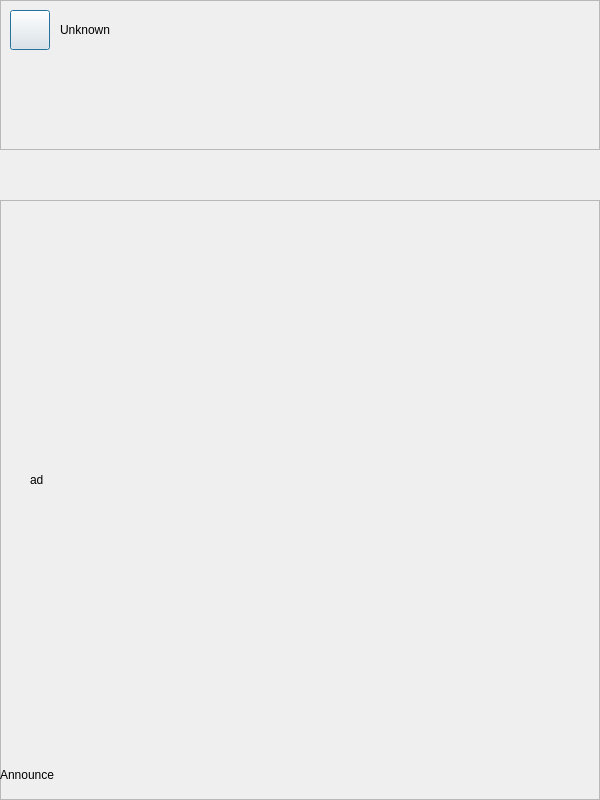
Above: QT/Maro/maindialog.ui from leejk91/CPlusPlus_Practice before the change. Below: the same form after it.
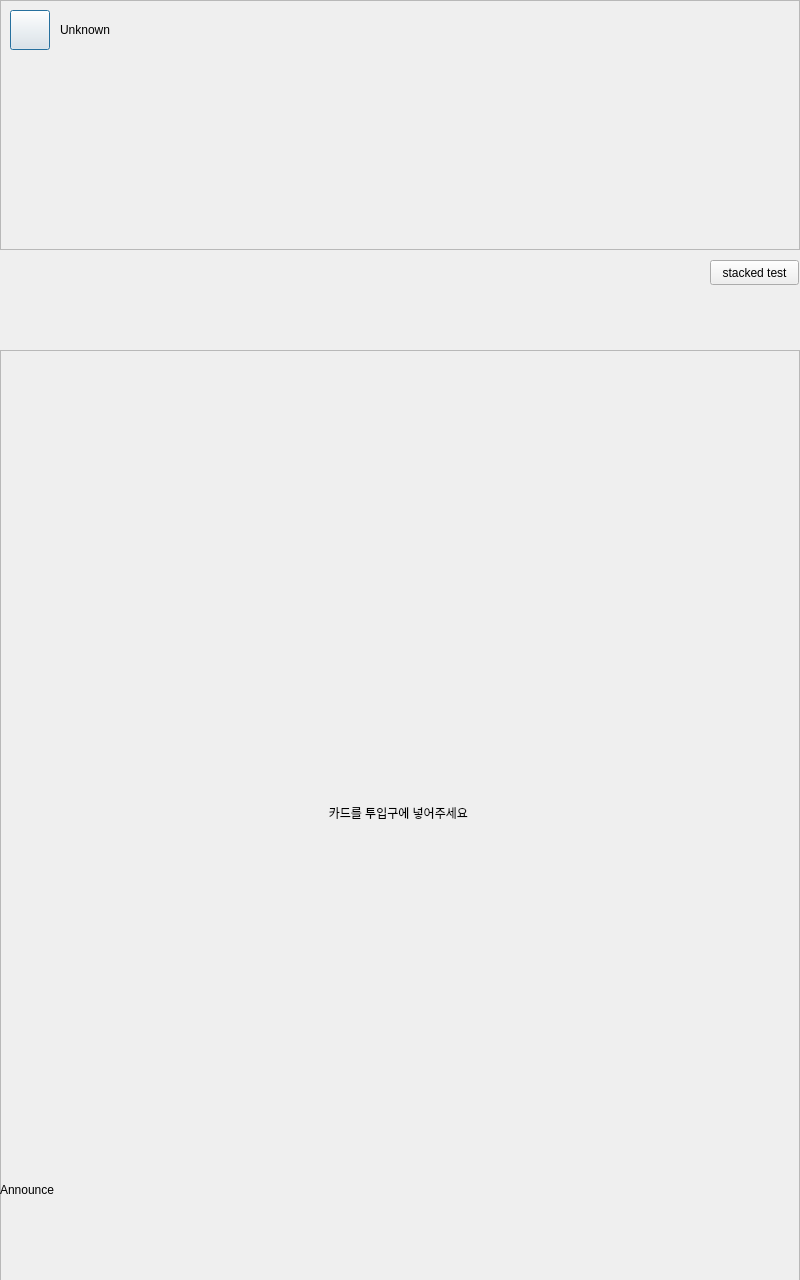
That is the form after the change. The open tabs and pages were chosen to show the change. Icons and pictures are not drawn.

```diff
--- a/QT/Maro/maindialog.ui
+++ b/QT/Maro/maindialog.ui
@@ -6,8 +6,8 @@
    <rect>
     <x>0</x>
     <y>0</y>
-    <width>600</width>
-    <height>800</height>
+    <width>800</width>
+    <height>1280</height>
    </rect>
   </property>
   <property name="windowTitle">
@@ -17,9 +17,9 @@
    <property name="geometry">
     <rect>
      <x>0</x>
-     <y>200</y>
-     <width>600</width>
-     <height>600</height>
+     <y>350</y>
+     <width>800</width>
+     <height>1000</height>
     </rect>
    </property>
    <property name="frameShape">
@@ -31,10 +31,10 @@
    <widget class="QStackedWidget" name="stackedWidget">
     <property name="geometry">
      <rect>
-      <x>20</x>
-      <y>20</y>
-      <width>570</width>
-      <height>525</height>
+      <x>0</x>
+      <y>0</y>
+      <width>800</width>
+      <height>800</height>
      </rect>
     </property>
     <property name="currentIndex">
@@ -59,16 +59,32 @@
      <widget class="QLabel" name="ad_2">
       <property name="geometry">
        <rect>
-        <x>10</x>
-        <y>10</y>
-        <width>550</width>
-        <height>500</height>
+        <x>250</x>
+        <y>25</y>
+        <width>300</width>
+        <height>400</height>
        </rect>
       </property>
       <property name="text">
-       <string>ad</string>
+       <string/>
       </property>
      </widget>
+     <widget class="QLabel" name="detected_text">
+      <property name="geometry">
+       <rect>
+        <x>100</x>
+        <y>450</y>
+        <width>600</width>
+        <height>25</height>
+       </rect>
+      </property>
+      <property name="text">
+       <string>카드를 투입구에 넣어주세요 </string>
+      </property>
+      <property name="alignment">
+       <set>Qt::AlignCenter</set>
+      </property>
+     </widget>
     </widget>
     <widget class="QWidget" name="list"/>
    </widget>
@@ -76,8 +92,8 @@
     <property name="geometry">
      <rect>
       <x>0</x>
-      <y>560</y>
-      <width>600</width>
+      <y>825</y>
+      <width>800</width>
       <height>30</height>
      </rect>
     </property>
@@ -91,8 +107,8 @@
     <rect>
      <x>0</x>
      <y>0</y>
-     <width>600</width>
-     <height>150</height>
+     <width>800</width>
+     <height>250</height>
     </rect>
    </property>
    <property name="styleSheet">
@@ -128,7 +144,7 @@
      <rect>
       <x>60</x>
       <y>20</y>
-      <width>400</width>
+      <width>381</width>
       <height>20</height>
      </rect>
     </property>
@@ -136,6 +152,32 @@
      <string>Unknown</string>
     </property>
    </widget>
+   <widget class="QLabel" name="logo">
+    <property name="geometry">
+     <rect>
+      <x>690</x>
+      <y>10</y>
+      <width>100</width>
+      <height>50</height>
+     </rect>
+    </property>
+    <property name="text">
+     <string/>
+    </property>
+   </widget>
+  </widget>
+  <widget class="QPushButton" name="pushButton">
+   <property name="geometry">
+    <rect>
+     <x>710</x>
+     <y>260</y>
+     <width>89</width>
+     <height>25</height>
+    </rect>
+   </property>
+   <property name="text">
+    <string>stacked test</string>
+   </property>
   </widget>
  </widget>
  <layoutdefault spacing="6" margin="11"/>
```
Left out of the diff: 33 changed lines with no effect on the pictures.
